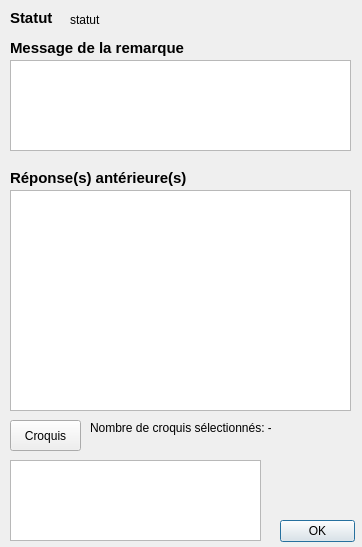
IGNF/espace-collaboratif-qgis-plugin, file FormView_base.ui: the form before one commit.
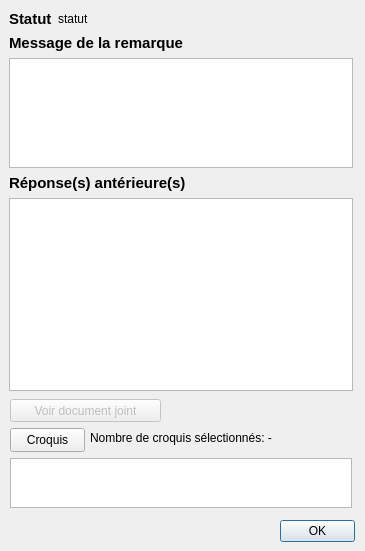
The form after the commit. Icons and pictures are not drawn.

Commit message: Modification MagicWand (remarque ou croquis) + ajout statut réponse + open doc dans FormView

Patch:
```diff
--- a/FormView_base.ui
+++ b/FormView_base.ui
@@ -6,10 +6,16 @@
    <rect>
     <x>0</x>
     <y>0</y>
-    <width>362</width>
-    <height>547</height>
+    <width>365</width>
+    <height>551</height>
    </rect>
   </property>
+  <property name="maximumSize">
+   <size>
+    <width>365</width>
+    <height>551</height>
+   </size>
+  </property>
   <property name="windowTitle">
    <string>IGN RIPart : Historique de la remarque</string>
   </property>
@@ -36,15 +42,20 @@
     <bool>false</bool>
    </property>
   </widget>
+  <widget class="QWidget" name="verticalLayoutWidget">
+   <property name="geometry">
+    <rect>
+     <x>9</x>
+     <y>10</y>
+     <width>344</width>
+     <height>381</height>
+    </rect>
+   </property>
+   <layout class="QVBoxLayout" name="verticalLayout">
+    <item>
+     <layout class="QFormLayout" name="formLayout_4">
+      <item row="0" column="0">
   <widget class="QLabel" name="lblStatut">
-   <property name="geometry">
-    <rect>
-     <x>10</x>
-     <y>10</y>
-     <width>61</width>
-     <height>16</height>
-    </rect>
-   </property>
    <property name="font">
     <font>
      <pointsize>11</pointsize>
@@ -56,15 +67,25 @@
     <string>Statut</string>
    </property>
   </widget>
+      </item>
+      <item row="0" column="1">
+       <widget class="QLabel" name="textStatut">
+        <property name="font">
+         <font>
+          <pointsize>9</pointsize>
+          <weight>50</weight>
+          <bold>false</bold>
+         </font>
+        </property>
+        <property name="text">
+         <string>statut</string>
+        </property>
+       </widget>
+      </item>
+     </layout>
+    </item>
+    <item>
   <widget class="QLabel" name="lblMessage">
-   <property name="geometry">
-    <rect>
-     <x>10</x>
-     <y>40</y>
-     <width>331</width>
-     <height>16</height>
-    </rect>
-   </property>
    <property name="font">
     <font>
      <pointsize>11</pointsize>
@@ -76,14 +97,14 @@
     <string>Message de la remarque</string>
    </property>
   </widget>
+    </item>
+    <item>
   <widget class="QTextBrowser" name="textMessage">
-   <property name="geometry">
-    <rect>
-     <x>10</x>
-     <y>60</y>
-     <width>341</width>
-     <height>91</height>
-    </rect>
+      <property name="maximumSize">
+       <size>
+        <width>16777215</width>
+        <height>110</height>
+       </size>
    </property>
    <property name="font">
     <font>
@@ -91,15 +112,9 @@
     </font>
    </property>
   </widget>
+    </item>
+    <item>
   <widget class="QLabel" name="lblOldResponse">
-   <property name="geometry">
-    <rect>
-     <x>10</x>
-     <y>170</y>
-     <width>331</width>
-     <height>16</height>
-    </rect>
-   </property>
    <property name="font">
     <font>
      <pointsize>11</pointsize>
@@ -111,14 +126,14 @@
     <string>Réponse(s) antérieure(s)</string>
    </property>
   </widget>
+    </item>
+    <item>
   <widget class="QTextBrowser" name="textOldRep">
-   <property name="geometry">
-    <rect>
-     <x>10</x>
-     <y>190</y>
-     <width>341</width>
-     <height>221</height>
-    </rect>
+      <property name="minimumSize">
+       <size>
+        <width>339</width>
+        <height>179</height>
+       </size>
    </property>
    <property name="font">
     <font>
@@ -126,33 +141,45 @@
     </font>
    </property>
   </widget>
-  <widget class="QLabel" name="textStatut">
+    </item>
+   </layout>
+  </widget>
+  <widget class="QPushButton" name="btnDoc">
+   <property name="enabled">
+    <bool>false</bool>
+   </property>
    <property name="geometry">
     <rect>
-     <x>70</x>
-     <y>10</y>
-     <width>331</width>
-     <height>20</height>
+     <x>10</x>
+     <y>399</y>
+     <width>151</width>
+     <height>23</height>
     </rect>
    </property>
-   <property name="font">
-    <font>
-     <pointsize>9</pointsize>
-     <weight>50</weight>
-     <bold>false</bold>
-    </font>
+   <property name="text">
+    <string>Voir document joint</string>
    </property>
+  </widget>
+  <widget class="QLabel" name="lblCntCroquis">
+   <property name="geometry">
+    <rect>
+     <x>90</x>
+     <y>430</y>
+     <width>261</width>
+     <height>16</height>
+    </rect>
+   </property>
    <property name="text">
-    <string>statut</string>
+    <string>Nombre de croquis sélectionnés: -</string>
    </property>
   </widget>
   <widget class="QPushButton" name="btnCroquis">
    <property name="geometry">
     <rect>
      <x>10</x>
-     <y>420</y>
-     <width>71</width>
-     <height>31</height>
+     <y>428</y>
+     <width>75</width>
+     <height>24</height>
     </rect>
    </property>
    <property name="toolTip">
@@ -166,19 +193,6 @@
      <normaloff>:/plugins/RipartPlugin/images/magicwand.png</normaloff>:/plugins/RipartPlugin/images/magicwand.png</iconset>
    </property>
   </widget>
-  <widget class="QLabel" name="lblCntCroquis">
-   <property name="geometry">
-    <rect>
-     <x>90</x>
-     <y>420</y>
-     <width>181</width>
-     <height>16</height>
-    </rect>
-   </property>
-   <property name="text">
-    <string>Nombre de croquis sélectionnés: -</string>
-   </property>
-  </widget>
   <widget class="QTextEdit" name="textEditCntCroquisDetail">
    <property name="enabled">
     <bool>true</bool>
@@ -186,11 +200,17 @@
    <property name="geometry">
     <rect>
      <x>10</x>
-     <y>460</y>
-     <width>251</width>
-     <height>81</height>
+     <y>458</y>
+     <width>342</width>
+     <height>50</height>
     </rect>
    </property>
+   <property name="sizePolicy">
+    <sizepolicy hsizetype="Expanding" vsizetype="Expanding">
+     <horstretch>0</horstretch>
+     <verstretch>0</verstretch>
+    </sizepolicy>
+   </property>
    <property name="lineWidth">
     <number>0</number>
    </property>
```
Left out of the diff: 11 changed lines with no effect on the pictures. Lines whose indentation alone changed are shown as unchanged. The commit also changes 7 other files.
